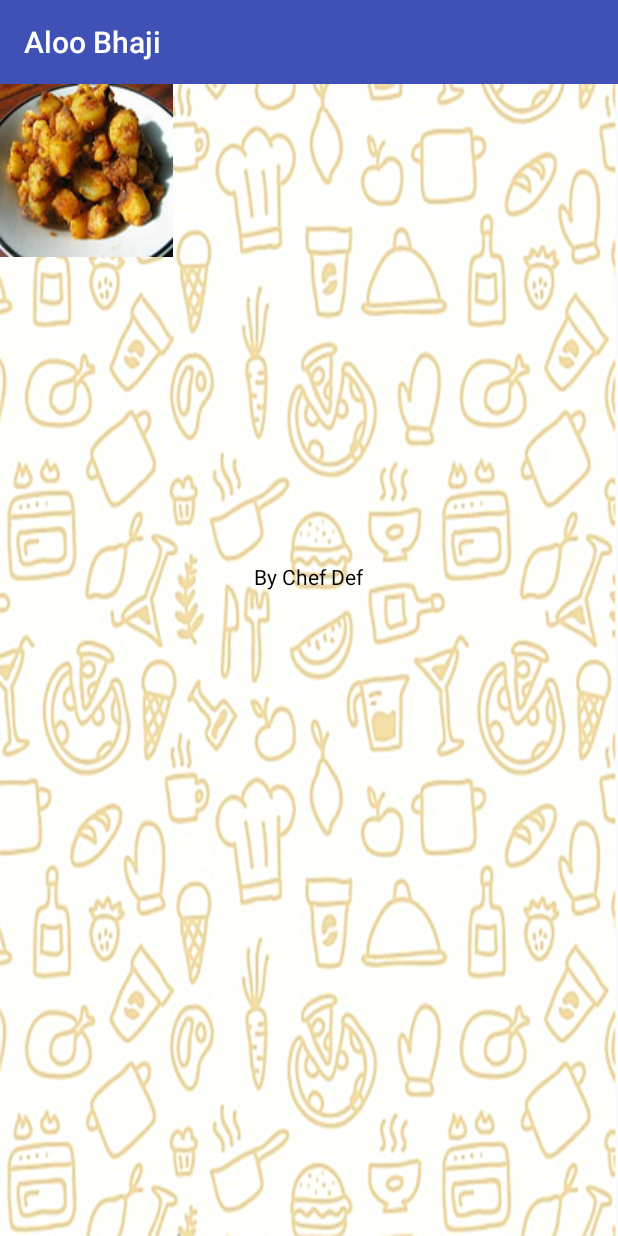
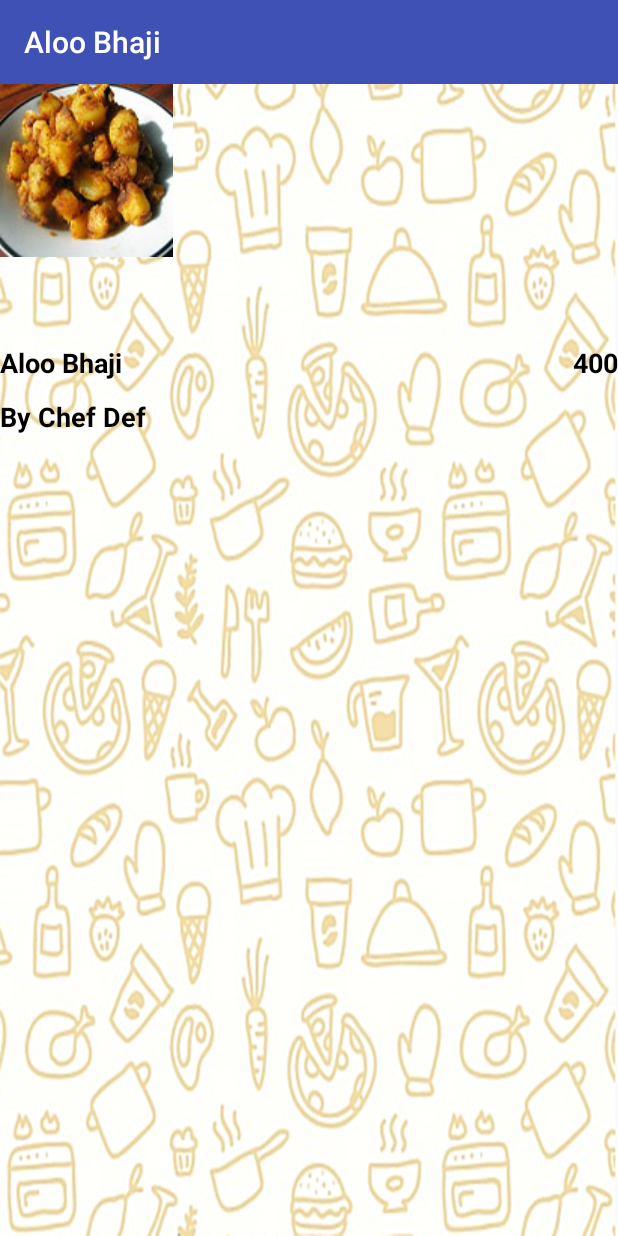
Before and after one commit to FahadQamar262/CloudChefSlider2, an Android app: the HomeScreen screen opened directly, with no data from a screen before it, after a tap on "Aloo Bhaji", on a phone screen of 412 x 824 dp. Run offline under Robolectric (Android 15) with nearby library versions, the phone set to English and light mode, and no system bars.

Commit message:
Ammarah2

```diff
--- a/app/src/main/java/com/example/dell/cloudchefslider/Adapter.java
+++ b/app/src/main/java/com/example/dell/cloudchefslider/Adapter.java
@@ -19,12 +19,14 @@ public class Adapter extends ArrayAdapter<String> {
     String[] des;
     int[] picID;
     Context mcontext;
-    public Adapter(@NonNull Context context, String[] Names, String[] Des, int[] PicID) {
+    String[] price;
+    public Adapter(@NonNull Context context, String[] Names, String[] Des, int[] PicID,String[] Price) {
         super(context, R.layout.listview_item);
         this.names=Names;
         this.des=Des;
         this.picID=PicID;
         this.mcontext=context;
+        this.price=Price;
     }
 
     @Override
@@ -40,9 +42,10 @@ public class Adapter extends ArrayAdapter<String> {
         if(convertView==null) {
             LayoutInflater mInflatr = (LayoutInflater) mcontext.getSystemService(Context.LAYOUT_INFLATER_SERVICE);
             convertView = mInflatr.inflate(R.layout.listview_item, parent, false);
-            mviewholder.mpicID = (ImageView) convertView.findViewById(R.id.imageView2);
-            mviewholder.mnames = (TextView) convertView.findViewById(R.id.textView8);
-            mviewholder.mdes = (TextView) convertView.findViewById(R.id.textView9);
+            mviewholder.mpicID = (ImageView) convertView.findViewById(R.id.menu_image);
+            mviewholder.mnames = (TextView) convertView.findViewById(R.id.menu_name);
+            mviewholder.mdes = (TextView) convertView.findViewById(R.id.menu_ch_name);
+            mviewholder.mprice=(TextView)convertView.findViewById(R.id.menu_price);
             convertView.setTag(mviewholder);
         }else {
             mviewholder=(viewholder)convertView.getTag();
@@ -50,6 +53,7 @@ public class Adapter extends ArrayAdapter<String> {
         mviewholder.mpicID.setImageResource(picID[position]);
         mviewholder.mnames.setText(names[position]);
         mviewholder.mdes.setText(des[position]);
+        mviewholder.mprice.setText(price[position]);
 
         return convertView;
     }
@@ -58,6 +62,6 @@ public class Adapter extends ArrayAdapter<String> {
         ImageView mpicID;
         TextView mnames;
         TextView mdes;
-
+        TextView mprice;
     }
 }
--- a/app/src/main/java/com/example/dell/cloudchefslider/DetailActivity.java
+++ b/app/src/main/java/com/example/dell/cloudchefslider/DetailActivity.java
@@ -11,21 +11,28 @@ public class DetailActivity extends AppCompatActivity {
     Toolbar mtoolbar;
     ImageView mimageview;
     TextView textview;
+    TextView mtextview;
+    TextView mntextview;
 
 
     @Override
     protected void onCreate(Bundle savedInstanceState) {
         super.onCreate(savedInstanceState);
         setContentView(R.layout.activity_detail);
-        mtoolbar=(Toolbar) findViewById(R.id.toolbar3);
+        mtoolbar=(Toolbar) findViewById(R.id.toolbar_detail);
         mimageview=(ImageView)findViewById(R.id.imageView);
-        textview =(TextView)findViewById(R.id.textView4);
+        textview =(TextView)findViewById(R.id.ch_name_detail);
+        mtextview =(TextView)findViewById(R.id.name_detail);
+        mntextview=(TextView)findViewById(R.id.price_detail);
+
 
         Bundle mbundle=getIntent().getExtras();
         if(mbundle!=null){
             mtoolbar.setTitle(mbundle.getString("names"));
             mimageview.setImageResource(mbundle.getInt("id"));
             textview.setText(mbundle.getString("des"));
+            mtextview.setText(mbundle.getString("names"));
+            mntextview.setText(mbundle.getString("price"));
         }
     }
 }
--- a/app/src/main/java/com/example/dell/cloudchefslider/HomeScreen.java
+++ b/app/src/main/java/com/example/dell/cloudchefslider/HomeScreen.java
@@ -15,6 +15,7 @@ public class HomeScreen extends AppCompatActivity {
 
     String[] names={"Biryani", "Aloo Bhaji", "Pizza", "Karahi", "Chowmein", "Cake", "Burger", "Bread","Grilled Chicken", "Koftay", "Mix Sabzi", "Sajji", "Shami Kabab"};
     String[] des={"By Chef Abc","By Chef Def","By Chef Ghi","By Chef Jkl","By Chef Mno","By Chef Pqr","By Chef Stu","By Chef Vwx","By Chef Yza","By Chef Bcd","By Chef Efg","By Chef Hij","By Chef Klm"};
+    String[] price={"500","400","300","600","200","250","350","450","550","275","375","225","325"};
     int[] picID={R.drawable.food_biryani1,
             R.drawable.food_aloobhaji,
             R.drawable.food_pizza1,
@@ -36,7 +37,7 @@ public class HomeScreen extends AppCompatActivity {
         mtoolbar.setTitle(getResources().getString(R.string.app_name));
 
         mlistView=(ListView) findViewById(R.id.listview);
-        Adapter myadapter = new Adapter(HomeScreen.this,names,des,picID);
+        Adapter myadapter = new Adapter(HomeScreen.this,names,des,picID,price);
         mlistView.setAdapter(myadapter);
         mlistView.setOnItemClickListener(new AdapterView.OnItemClickListener() {
             @Override
@@ -45,6 +46,7 @@ public class HomeScreen extends AppCompatActivity {
                 mintent.putExtra("names",names[i]);
                 mintent.putExtra("des",des[i]);
                 mintent.putExtra("id",picID[i]);
+                mintent.putExtra("price",price[i]);
                 startActivity(mintent);
             }
         });
--- a/app/src/main/res/layout/activity_detail.xml
+++ b/app/src/main/res/layout/activity_detail.xml
@@ -10,7 +10,7 @@
 
 
     <android.support.v7.widget.Toolbar
-        android:id="@+id/toolbar3"
+        android:id="@+id/toolbar_detail"
         android:layout_width="match_parent"
         android:layout_height="wrap_content"
         android:background="?attr/colorPrimary"
@@ -24,16 +24,43 @@
         android:layout_width="wrap_content"
         android:layout_height="wrap_content"
         app:srcCompat="@mipmap/ic_launcher"
-        android:layout_below="@+id/toolbar3"
+        android:layout_below="@+id/toolbar_detail"
         android:layout_alignParentStart="true" />
     <TextView
-        android:id="@+id/textView4"
+        android:id="@+id/ch_name_detail"
         android:layout_width="wrap_content"
         android:layout_height="wrap_content"
-        android:text="ABCD"
+        android:text="TextView"
+        android:textStyle="bold"
+        android:textSize="18dp"
         android:textColor="@color/black"
+        android:layout_marginTop="11dp"
+        android:layout_below="@+id/name_detail"
+        android:layout_alignParentStart="true" />
+
+    <TextView
+        android:id="@+id/name_detail"
+        android:layout_width="wrap_content"
+        android:layout_height="wrap_content"
+        android:textColor="@color/black"
+        android:textStyle="bold"
+        android:textSize="18dp"
+        android:layout_marginTop="58dp"
+        android:text="TextView"
         android:layout_below="@+id/imageView"
-        android:layout_centerHorizontal="true"
-        android:layout_marginTop="203dp" />
+        android:layout_alignParentStart="true" />
+
+    <TextView
+        android:id="@+id/price_detail"
+        android:layout_width="wrap_content"
+        android:layout_height="wrap_content"
+        android:textColor="@color/black"
+        android:textStyle="bold"
+        android:textSize="18dp"
+        android:text="TextView"
+        android:layout_alignBaseline="@+id/name_detail"
+        android:layout_alignBottom="@+id/name_detail"
+        android:layout_alignParentEnd="true" />
+
 
 </RelativeLayout>
```
Also changed, not shown: app/src/main/res/layout/listview_item.xml (+23 -10 lines).
